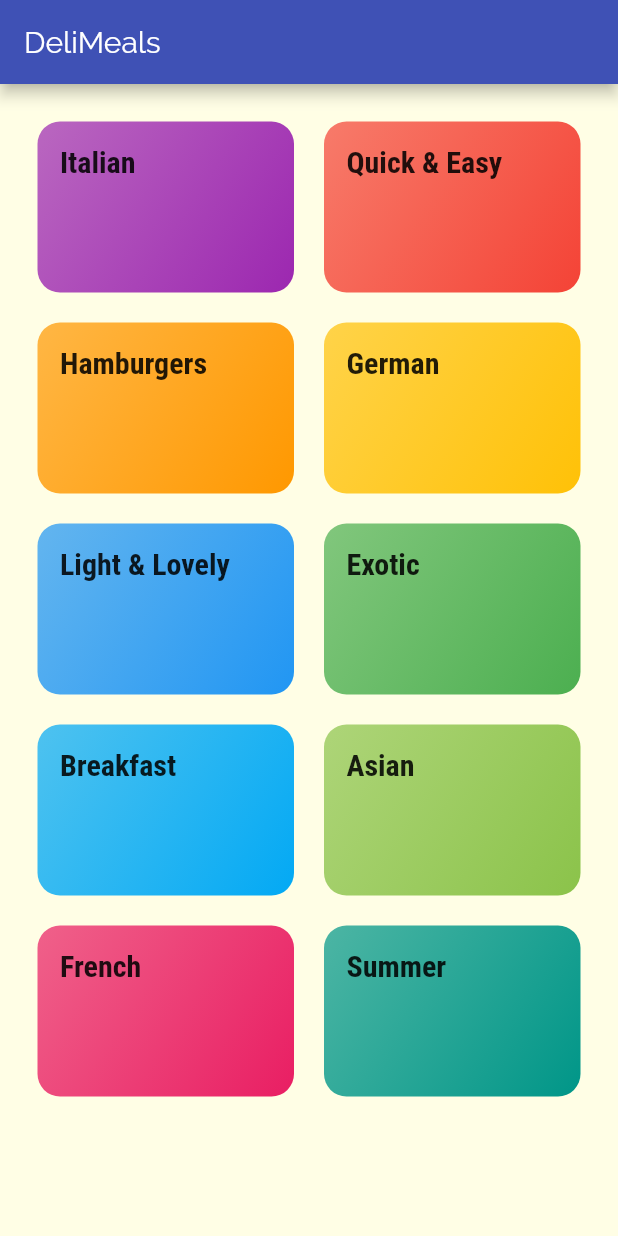
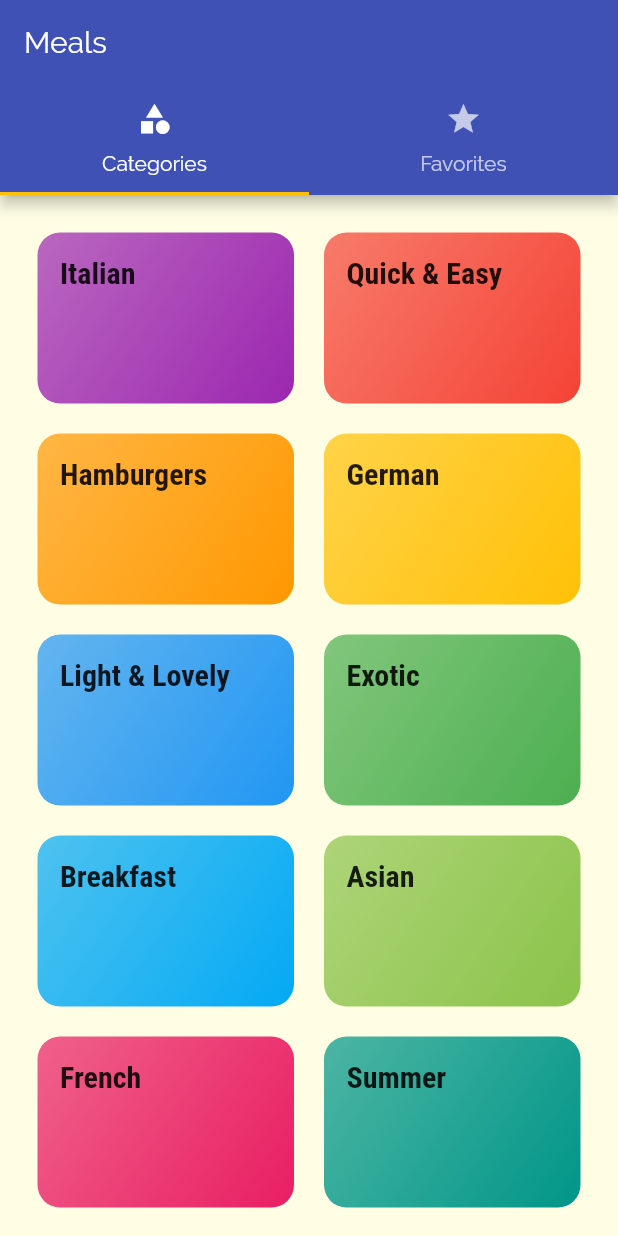
Before and after one commit to aospiridonov/flutter_meals, a Flutter app: the screen it shows after launch, on a phone screen of 412 x 824 dp. Run offline on Flutter 3.47's test engine with Material 2 defaults, Android fonts, the phone set to English and light mode, and no system bars.

Commit message:
add tabs screen and dummy for favorites screen

```diff
--- a/lib/main.dart
+++ b/lib/main.dart
@@ -1,5 +1,6 @@
 import 'package:flutter/material.dart';
 
+import './screens/tabs_screen.dart';
 import './screens/meal_detail_screen.dart';
 import './screens/category_meals_screen.dart';
 import './screens/catagories_screen.dart';
@@ -33,7 +34,7 @@ class MyApp extends StatelessWidget {
       //home: CategoriesScreen(),
       initialRoute: '/', //default is '/'
       routes: {
-        '/': (context) => CategoriesScreen(),
+        '/': (context) => TabsScreen(),
         CategoryMealsScreen.routeName: (context) => CategoryMealsScreen(),
         MealDetailScreen.routeName: (context) => MealDetailScreen(),
       },
--- a/lib/screens/catagories_screen.dart
+++ b/lib/screens/catagories_screen.dart
@@ -7,11 +7,7 @@ class CategoriesScreen extends StatelessWidget {
 
   @override
   Widget build(BuildContext context) {
-    return Scaffold(
-      appBar: AppBar(
-        title: const Text('DeliMeals'),
-      ),
-      body: GridView(
+    return GridView(
       padding: const EdgeInsets.all(25.0),
       children: DUMMY_CATEGORIES
           .map(
@@ -28,7 +24,6 @@ class CategoriesScreen extends StatelessWidget {
         crossAxisSpacing: 20.0,
         mainAxisSpacing: 20.0,
       ),
-      ),
     );
   }
 }
--- /dev/null
+++ b/lib/screens/favorites_screen.dart
@@ -0,0 +1,10 @@
+import 'package:flutter/material.dart';
+
+class FavoritesScreen extends StatelessWidget {
+  @override
+  Widget build(BuildContext context) {
+    return Center(
+      child: Text('The favorites'),
+    );
+  }
+}
--- /dev/null
+++ b/lib/screens/tabs_screen.dart
@@ -0,0 +1,43 @@
+import 'package:flutter/material.dart';
+import './favorites_screen.dart';
+import './catagories_screen.dart';
+
+class TabsScreen extends StatefulWidget {
+  @override
+  _TabsScreenState createState() => _TabsScreenState();
+}
+
+class _TabsScreenState extends State<TabsScreen> {
+  @override
+  Widget build(BuildContext context) {
+    return DefaultTabController(
+      length: 2,
+      // initialIndex: 0,
+      child: Scaffold(
+        appBar: AppBar(
+          title: Text('Meals'),
+          bottom: TabBar(
+            tabs: [
+              Tab(
+                  icon: Icon(
+                    Icons.category,
+                  ),
+                  text: 'Categories'),
+              Tab(
+                  icon: Icon(
+                    Icons.star,
+                  ),
+                  text: 'Favorites'),
+            ],
+          ),
+        ),
+        body: TabBarView(
+          children: [
+            CategoriesScreen(),
+            FavoritesScreen(),
+          ],
+        ),
+      ),
+    );
+  }
+}
```
Lines whose indentation alone changed are shown as unchanged.
